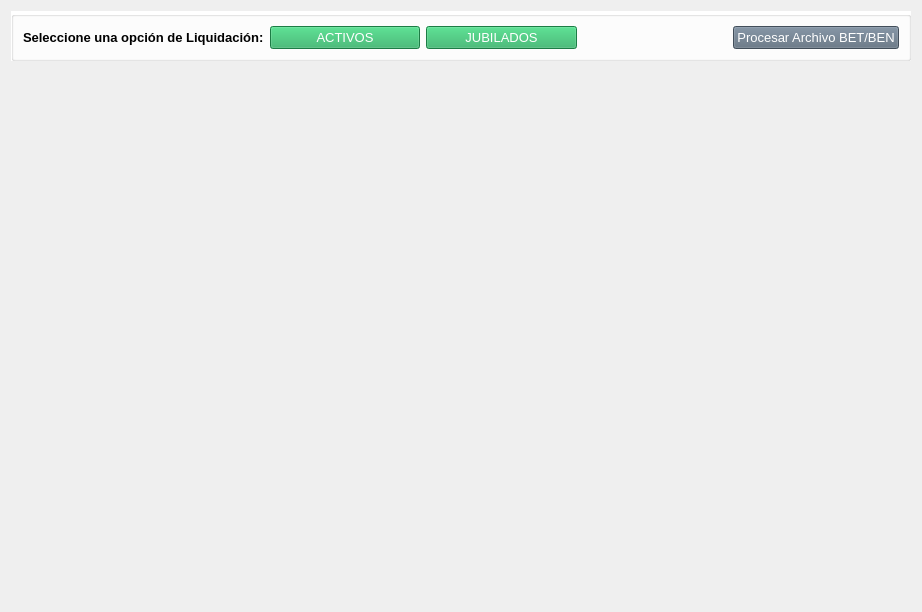
Old version of the form gui/detalles/detalleLiquidacion.ui in the repository shae-ra/sindicato.
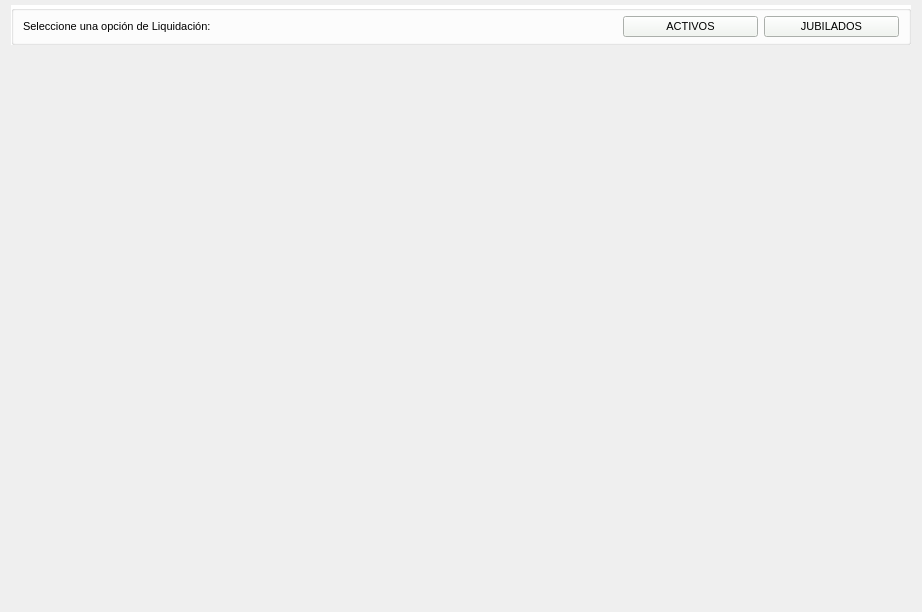
New version of the form. Icons and pictures are not drawn.

The edit to the form file:
```diff
--- a/gui/detalles/detalleLiquidacion.ui
+++ b/gui/detalles/detalleLiquidacion.ui
@@ -13,7 +13,13 @@
   <property name="windowTitle">
    <string>Form</string>
   </property>
-  <layout class="QGridLayout" name="gridLayout_2" rowstretch="0,100">
+  <layout class="QGridLayout" name="gridLayout_2" rowstretch="1,99">
+   <property name="topMargin">
+    <number>5</number>
+   </property>
+   <property name="bottomMargin">
+    <number>5</number>
+   </property>
    <item row="1" column="0" colspan="3">
     <widget class="QStackedWidget" name="stackedWidget">
      <widget class="QWidget" name="page"/>
@@ -30,39 +36,32 @@
       <string/>
      </property>
      <layout class="QGridLayout" name="gridLayout">
-      <item row="0" column="0">
-       <widget class="QLabel" name="label">
-        <property name="font">
-         <font>
-          <pointsize>10</pointsize>
-          <weight>75</weight>
-          <bold>true</bold>
-         </font>
-        </property>
-        <property name="text">
-         <string>Seleccione una opción de Liquidación:</string>
-        </property>
-       </widget>
-      </item>
-      <item row="0" column="1">
+      <property name="topMargin">
+       <number>5</number>
+      </property>
+      <property name="bottomMargin">
+       <number>5</number>
+      </property>
+      <item row="0" column="6">
        <widget class="QPushButton" name="pushButton_activos">
         <property name="sizePolicy">
-         <sizepolicy hsizetype="Expanding" vsizetype="Expanding">
+         <sizepolicy hsizetype="Expanding" vsizetype="Fixed">
           <horstretch>0</horstretch>
           <verstretch>0</verstretch>
          </sizepolicy>
         </property>
         <property name="font">
          <font>
-          <pointsize>10</pointsize>
+          <family>Arial</family>
+          <pointsize>8</pointsize>
           <weight>50</weight>
           <bold>false</bold>
          </font>
         </property>
         <property name="styleSheet">
          <string notr="true">#pushButton_activos{
-background-color:#27AE60;
-color: #FFFFFF;
+background-color:#F0F5EF;
+color: #000000;
 }
 #pushButton_activos:hover{
 background-color:#52BE80;
@@ -78,31 +77,73 @@
         </property>
         <property name="iconSize">
          <size>
-          <width>45</width>
-          <height>45</height>
+          <width>30</width>
+          <height>30</height>
          </size>
         </property>
        </widget>
       </item>
-      <item row="0" column="2">
+      <item row="0" column="0">
+       <widget class="QLabel" name="label">
+        <property name="font">
+         <font>
+          <family>Arial</family>
+          <pointsize>8</pointsize>
+          <weight>50</weight>
+          <bold>false</bold>
+         </font>
+        </property>
+        <property name="text">
+         <string>Seleccione una opción de Liquidación:</string>
+        </property>
+       </widget>
+      </item>
+      <item row="0" column="4">
+       <spacer name="horizontalSpacer">
+        <property name="orientation">
+         <enum>Qt::Horizontal</enum>
+        </property>
+        <property name="sizeHint" stdset="0">
+         <size>
+          <width>40</width>
+          <height>20</height>
+         </size>
+        </property>
+       </spacer>
+      </item>
+      <item row="0" column="3">
+       <spacer name="horizontalSpacer_2">
+        <property name="orientation">
+         <enum>Qt::Horizontal</enum>
+        </property>
+        <property name="sizeHint" stdset="0">
+         <size>
+          <width>40</width>
+          <height>20</height>
+         </size>
+        </property>
+       </spacer>
+      </item>
+      <item row="0" column="7">
        <widget class="QPushButton" name="pushButton_jubilados">
         <property name="sizePolicy">
-         <sizepolicy hsizetype="Expanding" vsizetype="Expanding">
+         <sizepolicy hsizetype="Expanding" vsizetype="Fixed">
           <horstretch>0</horstretch>
           <verstretch>0</verstretch>
          </sizepolicy>
         </property>
         <property name="font">
          <font>
-          <pointsize>10</pointsize>
+          <family>Arial</family>
+          <pointsize>8</pointsize>
           <weight>50</weight>
           <bold>false</bold>
          </font>
         </property>
         <property name="styleSheet">
          <string notr="true">#pushButton_jubilados{
-background-color:#27AE60;
-color: #FFFFFF;
+background-color:#F0F5EF;
+color: #000000;
 }
 #pushButton_jubilados:hover{
 background-color:#52BE80;
@@ -118,14 +159,14 @@
         </property>
         <property name="iconSize">
          <size>
-          <width>40</width>
-          <height>40</height>
+          <width>30</width>
+          <height>30</height>
          </size>
         </property>
        </widget>
       </item>
-      <item row="0" column="3">
-       <spacer name="horizontalSpacer">
+      <item row="0" column="5">
+       <spacer name="horizontalSpacer_3">
         <property name="orientation">
          <enum>Qt::Horizontal</enum>
         </property>
@@ -137,46 +178,6 @@
         </property>
        </spacer>
       </item>
-      <item row="0" column="4">
-       <widget class="QPushButton" name="pushButton_procesador">
-        <property name="sizePolicy">
-         <sizepolicy hsizetype="Expanding" vsizetype="Expanding">
-          <horstretch>0</horstretch>
-          <verstretch>0</verstretch>
-         </sizepolicy>
-        </property>
-        <property name="font">
-         <font>
-          <pointsize>10</pointsize>
-          <weight>50</weight>
-          <bold>false</bold>
-         </font>
-        </property>
-        <property name="styleSheet">
-         <string notr="true">#pushButton_procesador{
-background-color:#5D6D7E  ;
-color: #FFFFFF;
-}
-#pushButton_procesador:hover{
-background-color:#85929E;
-color: #000000;
-}</string>
-        </property>
-        <property name="text">
-         <string>Procesar Archivo BET/BEN</string>
-        </property>
-        <property name="icon">
-         <iconset>
-          <normaloff>../iconos/computer.ico</normaloff>../iconos/computer.ico</iconset>
-        </property>
-        <property name="iconSize">
-         <size>
-          <width>30</width>
-          <height>30</height>
-         </size>
-        </property>
-       </widget>
-      </item>
      </layout>
     </widget>
    </item>
```
Left out of the diff: 8 changed lines with no effect on the pictures.
